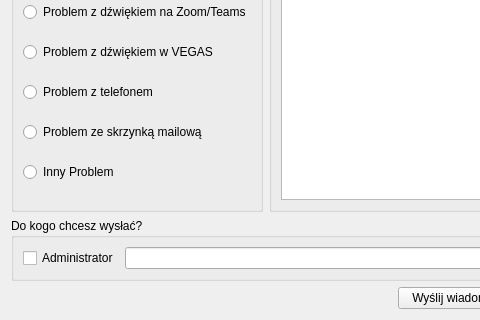
Before: the Qt Designer form Win_diagnosis_Klient/send.ui in lukpro681/PC-Diagnostic-Center, drawn with Qt 5; both pictures show x 0 to 480 and y 172 to 492 of the 613 by 492 pixel window.
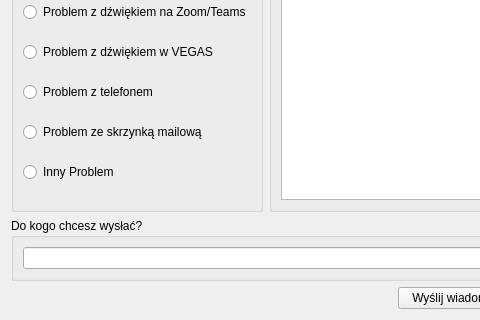
After: the same form once the commit is applied.

Patch:
```diff
--- a/Win_diagnosis_Klient/send.ui
+++ b/Win_diagnosis_Klient/send.ui
@@ -138,13 +138,6 @@
       <string>Do kogo chcesz wysłać?</string>
      </property>
      <layout class="QHBoxLayout" name="horizontalLayout">
-      <item>
-       <widget class="QCheckBox" name="Admin">
-        <property name="text">
-         <string>Administrator</string>
-        </property>
-       </widget>
-      </item>
       <item>
        <widget class="QLineEdit" name="OtherIP"/>
       </item>
```
